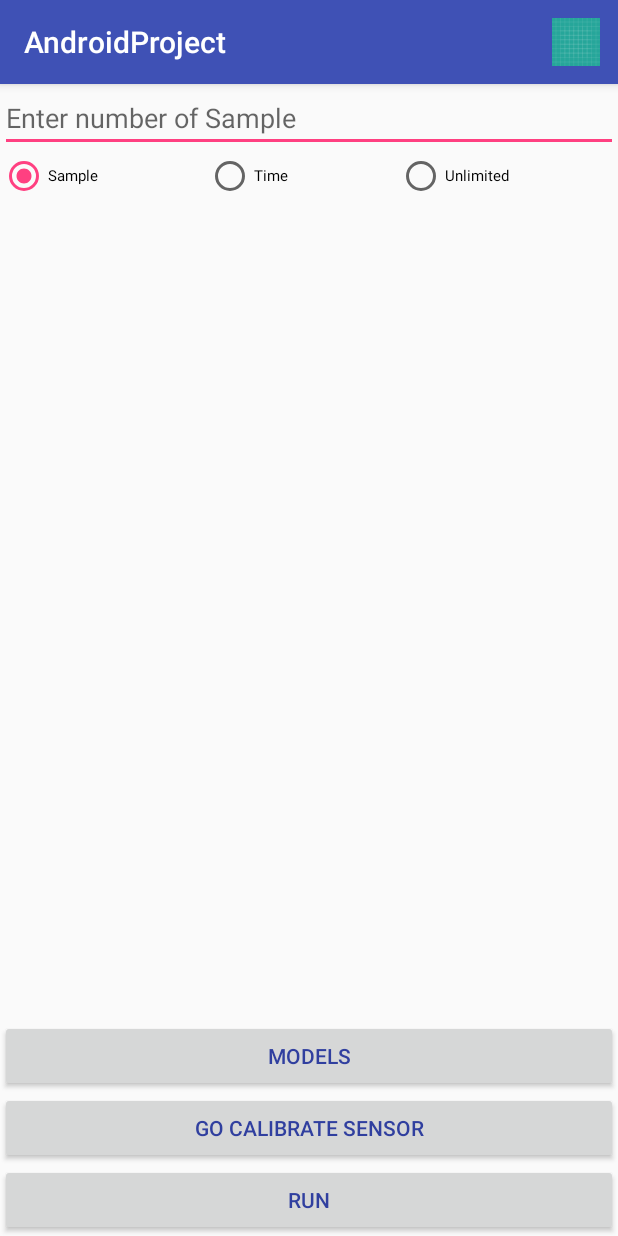
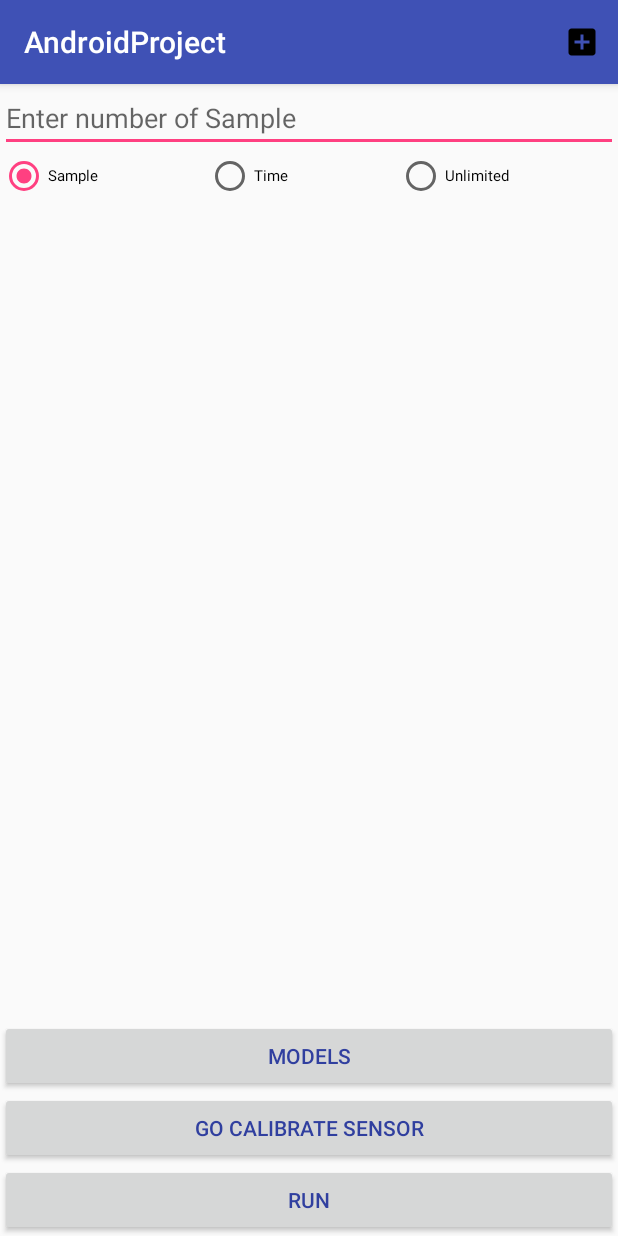
Before and after one commit to Chakib-Temal/Measure-Android, an Android app: the MainActivity screen opened directly, with no data from a screen before it, on a phone screen of 412 x 824 dp. Run offline under Robolectric (Android 15) with nearby library versions, the phone set to English and light mode, and no system bars; 1 statement that could not run was skipped.

Commit message:
V0.0.1.6

```diff
--- a/app/build.gradle
+++ b/app/build.gradle
@@ -23,6 +23,8 @@ dependencies {
     implementation 'com.android.support:appcompat-v7:28.0.0'
     implementation 'com.android.support.constraint:constraint-layout:1.1.3'
     implementation 'com.android.support:design:28.0.0'
+    implementation 'com.jjoe64:graphview:4.2.2'
+
     testImplementation 'junit:junit:4.12'
     androidTestImplementation 'com.android.support.test:runner:1.0.2'
     androidTestImplementation 'com.android.support.test.espresso:espresso-core:3.0.2'
--- a/app/src/main/AndroidManifest.xml
+++ b/app/src/main/AndroidManifest.xml
@@ -22,7 +22,6 @@
             android:name=".ModeleRunActivity"
             android:label="@string/title_activity_modele_run"
             android:theme="@style/AppTheme.NoActionBar" />
-        <activity android:name=".GraphDrawingActivity"></activity>
     </application>
 
 </manifest>
--- /dev/null
+++ b/app/src/main/res/drawable/ic_add_box_black_24dp.xml
@@ -0,0 +1,9 @@
+<vector xmlns:android="http://schemas.android.com/apk/res/android"
+        android:width="24dp"
+        android:height="24dp"
+        android:viewportWidth="24.0"
+        android:viewportHeight="24.0">
+    <path
+        android:fillColor="#FF000000"
+        android:pathData="M19,3L5,3c-1.11,0 -2,0.9 -2,2v14c0,1.1 0.89,2 2,2h14c1.1,0 2,-0.9 2,-2L21,5c0,-1.1 -0.9,-2 -2,-2zM17,13h-4v4h-2v-4L7,13v-2h4L11,7h2v4h4v2z"/>
+</vector>
--- /dev/null
+++ b/app/src/main/res/drawable/ic_add_box_green_24dp.xml
@@ -0,0 +1,5 @@
+<vector android:height="24dp" android:tint="#2EE902"
+    android:viewportHeight="24.0" android:viewportWidth="24.0"
+    android:width="24dp" xmlns:android="http://schemas.android.com/apk/res/android">
+    <path android:fillColor="#FF000000" android:pathData="M19,3L5,3c-1.11,0 -2,0.9 -2,2v14c0,1.1 0.89,2 2,2h14c1.1,0 2,-0.9 2,-2L21,5c0,-1.1 -0.9,-2 -2,-2zM17,13h-4v4h-2v-4L7,13v-2h4L11,7h2v4h4v2z"/>
+</vector>
--- a/app/src/main/res/menu/mainmenu.xml
+++ b/app/src/main/res/menu/mainmenu.xml
@@ -4,7 +4,7 @@
     <item
         android:id="@+id/action_refresh"
         android:orderInCategory="100"
-        android:icon="@drawable/ic_launcher_background"
+        android:icon="@drawable/ic_add_box_black_24dp"
         android:title="Refresh"
         app:showAsAction="always">
 
--- a/app/src/main/res/values/strings.xml
+++ b/app/src/main/res/values/strings.xml
@@ -24,6 +24,9 @@
     <string name="save">Save</string>
     <string name="drawGraphs">Graphs</string>
 
+    <string name="saveModele">Saving modele automatically</string>
+    <string name="dontSaveModele">Dont saving modele</string>
+
     <string name="waiting">Wainting...</string>
 
     <string name="ACCELEROMETER">Accelerometer</string>
```
Also changed, not shown: app/src/main/java/com/chakibtemal/fr/androidproject/GraphDrawingActivity.java (deleted, +0 -13 lines), app/src/main/java/com/chakibtemal/fr/androidproject/MainActivity.java (+4 -4 lines), app/src/main/java/com/chakibtemal/fr/androidproject/RunSensorsActivity.java (+73 -18 lines), app/src/main/java/com/chakibtemal/fr/modele/valuesSensorModel/ValueOfSensor.java (+31 -1 lines), app/src/main/res/layout/activity_graph_drawing.xml (+34 -3 lines), 1 other file.
